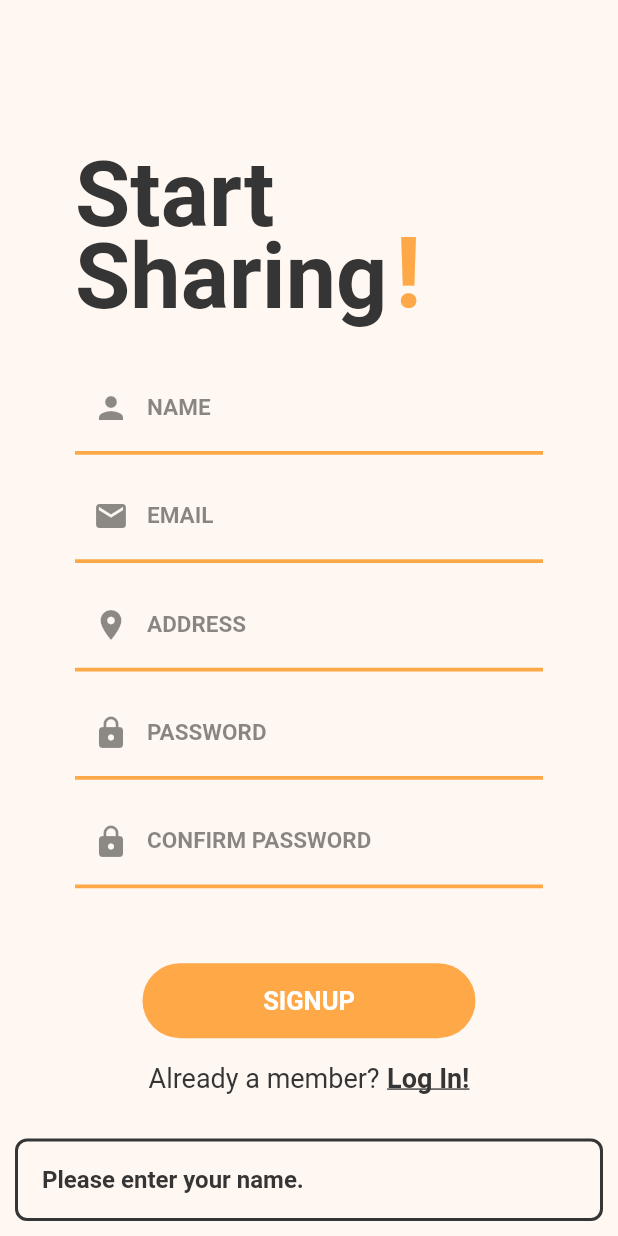
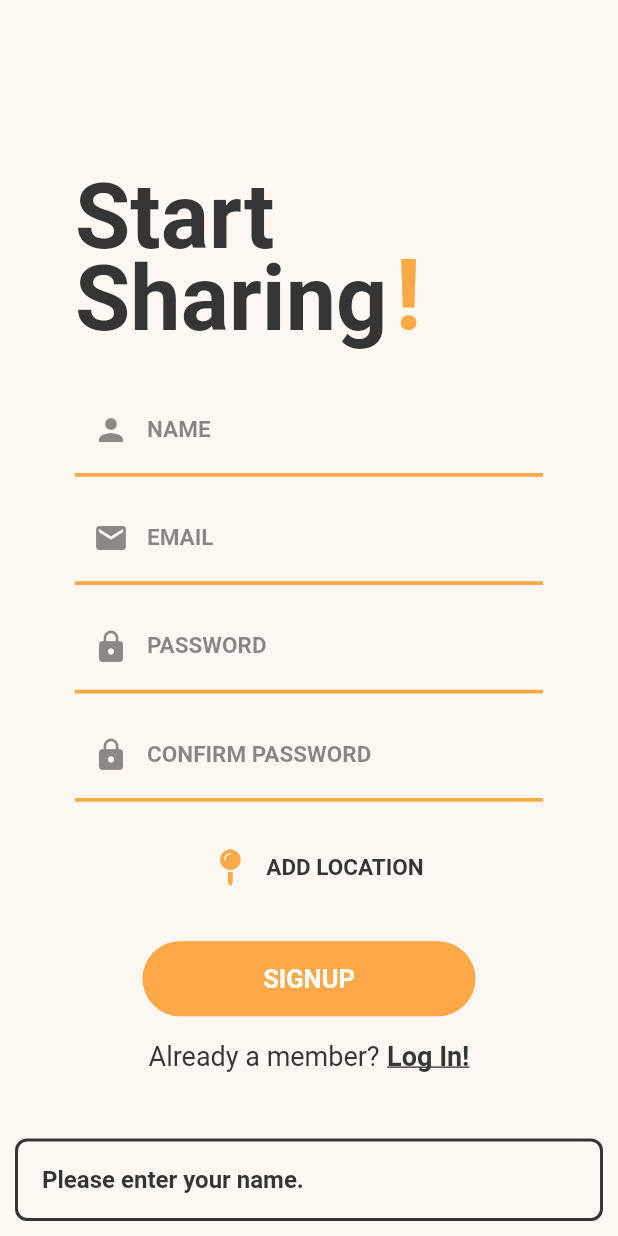
Before and after one commit to Food-For-Good/ffg-mobile, a Flutter app: the RegisterScreen screen opened by its route, after a tap on "SIGNUP", on a phone screen of 412 x 824 dp. Run offline on Flutter 3.47's test engine with Material 2 defaults, Android fonts, the phone set to English and light mode, and no system bars; our stand-ins replace cloud_firestore, firebase_auth, flushbar, flutter_map, flutter_spinkit, font_awesome_flutter and 3 more; missing offline and left inert: geocoder, mapbox_gl; accounts and stored records are empty; Roboto replaces fonts that are missing (Proxima Nova).

Commit message:
Added map modal in registration screen.

```diff
--- a/lib/constants.dart
+++ b/lib/constants.dart
@@ -58,12 +58,11 @@ void kShowFlushBar(
     message = 'No user found with this email. Please SignUp first.';
   } else if (content.contains('ERROR_NAME_FIELD_EMPTY')) {
     message = 'Please enter your name.';
-  } else if (content.contains('ERROR_ADDRESS_FIELD_EMPTY')) {
-    message = 'Please enter your address.';
   } else if (content.contains('ERROR_WEAK_PASSWORD')) {
     message = 'Your password is weak. Please enter atleast 6 characters.';
   } else if (content.contains('ERROR_EMAIL_ALREADY_IN_USE')) {
-    message = 'There is already an account with this email. Please SignIn instead.';
+    message =
+        'There is already an account with this email. Please SignIn instead.';
   } else if (content.contains('ERROR_PASSWORD_MISSMATCH')) {
     message = 'The passwords do not match.';
   }
--- a/lib/main.dart
+++ b/lib/main.dart
@@ -4,6 +4,7 @@ import 'package:firebase_auth/firebase_auth.dart';
 import 'package:provider/provider.dart';
 
 import 'package:FoodForGood/constants.dart';
+import 'package:FoodForGood/screens/address_screen.dart';
 import 'package:FoodForGood/screens/give_away_screen.dart';
 import 'package:FoodForGood/screens/home_screen.dart';
 import 'package:FoodForGood/screens/landing_screen.dart';
@@ -39,6 +40,7 @@ class MyApp extends StatelessWidget {
           '/': (context) => LandingScreen(),
           '/login': (context) => LoginScreen(),
           '/register': (context) => RegisterScreen(),
+          '/address': (context) => AddressScreen(),
           '/home': (context) => HomeScreen(),
           '/giveAway': (context) => GiveAwayScreen(),
           '/request': (context) => RequestScreen(),
--- a/lib/screens/register_screen.dart
+++ b/lib/screens/register_screen.dart
@@ -1,8 +1,11 @@
 import 'package:cloud_firestore/cloud_firestore.dart';
 import 'package:flutter/material.dart';
 import 'package:flutter/services.dart';
+import 'package:font_awesome_flutter/font_awesome_flutter.dart';
+import 'package:mapbox_gl/mapbox_gl.dart';
 import 'package:modal_progress_hud/modal_progress_hud.dart';
 
+import 'package:FoodForGood/access_tokens.dart';
 import 'package:FoodForGood/components/rounded_button.dart';
 import 'package:FoodForGood/components/text_feild.dart';
 import 'package:FoodForGood/constants.dart';
@@ -17,8 +20,35 @@ class RegisterScreen extends StatefulWidget {
 
 class RegisterScreenState extends State<RegisterScreen> {
   bool _showSpinner = false;
-  String _name, _email, _password, _confirmPassword, _address;
+  String _name, _email, _password, _confirmPassword;
+  MapboxMapController mapController;
   Firestore _firestore = Firestore.instance;
+
+  void _onMapCreated(MapboxMapController controller) {
+    this.mapController = controller;
+  }
+
+  void _openAddressModal() {
+    showModalBottomSheet(
+      enableDrag: false,
+      context: context,
+      builder: (context) {
+        return Stack(
+          children: <Widget>[
+            Text('HELLO!'),
+            MapboxMap(
+              accessToken: MAPBOX_ACCESS_TOKEN,
+              onMapCreated: this._onMapCreated,
+              initialCameraPosition: const CameraPosition(
+                target: LatLng(0.0, 0.0),
+              ),
+            ),
+          ],
+        );
+        ;
+      },
+    );
+  }
 
   @override
   Widget build(BuildContext context) {
@@ -92,15 +122,6 @@ class RegisterScreenState extends State<RegisterScreen> {
                     ),
                     SizedBox(height: 10.0),
                     CustomTextFeild(
-                      label: 'ADDRESS',
-                      prefixIcon: Icon(Icons.location_on),
-                      textCap: TextCapitalization.sentences,
-                      changed: (value) {
-                        this._address = value.trim();
-                      },
-                    ),
-                    SizedBox(height: 10.0),
-                    CustomTextFeild(
                       label: 'PASSWORD',
                       prefixIcon: Icon(Icons.lock),
                       isPass: true,
@@ -117,7 +138,26 @@ class RegisterScreenState extends State<RegisterScreen> {
                         this._confirmPassword = value.trim();
                       },
                     ),
-                    SizedBox(height: 50.0),
+                    SizedBox(height: 20.0),
+                    Row(
+                      mainAxisAlignment: MainAxisAlignment.center,
+                      children: [
+                        IconButton(
+                          icon: Icon(FontAwesomeIcons.mapPin),
+                          color: kPrimaryColor,
+                          onPressed: this._openAddressModal,
+                        ),
+                        Text(
+                          'ADD LOCATION',
+                          style: kTextStyle.copyWith(
+                            fontWeight: FontWeight.bold,
+                            color: kSecondaryColor,
+                            fontSize: 15.0,
+                          ),
+                        ),
+                      ],
+                    ),
+                    SizedBox(height: 25.0),
                     RoundedButton(
                       title: 'SIGNUP',
                       colour: kPrimaryColor,
@@ -126,12 +166,8 @@ class RegisterScreenState extends State<RegisterScreen> {
                           this._showSpinner = true;
                         });
                         try {
-                          HelperService.validateData(
-                              this._name,
-                              this._email,
-                              this._address,
-                              this._password,
-                              this._confirmPassword);
+                          HelperService.validateData(this._name, this._email,
+                              this._password, this._confirmPassword);
 
                           // Creating new user.
                           await AuthService().createUserWithEmailAndPassword(
@@ -142,12 +178,13 @@ class RegisterScreenState extends State<RegisterScreen> {
                               ._firestore
                               .collection('users')
                               .document(this._email)
-                              .setData({
-                            'username': this._name,
-                            'address': this._address,
-                            'sharedWith': 0,
-                            'requestedFrom': 0
-                          });
+                              .setData(
+                            {
+                              'username': this._name,
+                              'sharedWith': 0,
+                              'requestedFrom': 0,
+                            },
+                          );
 
                           Navigator.pushReplacement(
                             context,
--- a/lib/services/helper_service.dart
+++ b/lib/services/helper_service.dart
@@ -1,11 +1,9 @@
 class HelperService {
-  static bool validateData(name, email, address, password, confirmPassword) {
+  static bool validateData(name, email, password, confirmPassword) {
     if (name == null) {
       throw 'ERROR_NAME_FIELD_EMPTY';
     } else if (email == null) {
       throw 'ERROR_EMAIL_FIELD_EMPTY';
-    } else if (address == null) {
-      throw 'ERROR_ADDRESS_FIELD_EMPTY';
     } else if (password == null) {
       throw 'ERROR_PASSWORD_FIELD_EMPTY';
     } else if (confirmPassword == null) {
--- a/pubspec.yaml
+++ b/pubspec.yaml
@@ -3,7 +3,7 @@ description: A new Flutter project.
 
 # The following line prevents the package from being accidentally published to
 # pub.dev using `pub publish`. This is preferred for private packages.
-publish_to: 'none' # Remove this line if you wish to publish to pub.dev
+publish_to: "none" # Remove this line if you wish to publish to pub.dev
 
 # The following defines the version and build number for your application.
 # A version number is three numbers separated by dots, like 1.2.43
@@ -23,7 +23,6 @@ environment:
 dependencies:
   flutter:
     sdk: flutter
-
 
   # The following adds the Cupertino Icons font to your application.
   # Use with the CupertinoIcons class for iOS style icons.
@@ -47,6 +46,7 @@ dev_dependencies:
   provider: ^4.3.2+2
 
   # Map dependencies
+  mapbox_gl: ^0.8.0
   flutter_map: ^0.10.1+1
   geolocator: ^5.1.5
   geocoder: ^0.2.1
@@ -62,7 +62,6 @@ dev_dependencies:
 
 # The following section is specific to Flutter.
 flutter:
-
   # The following line ensures that the Material Icons font is
   # included with your application, so that you can use the icons in
   # the material Icons class.
```
Also changed, not shown: pubspec.lock, 2 other files.
